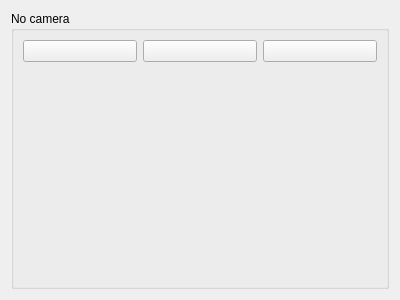
Before: the Qt Designer form CameraPagelet.ui in congchenutd/WatchDog, drawn with Qt 5.
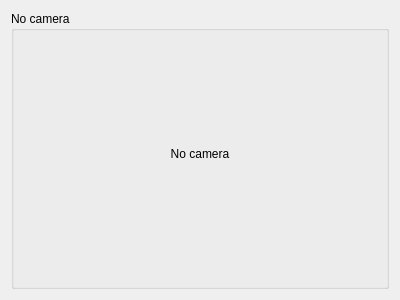
After: the same form once the commit is applied. Icons and pictures are not drawn.

Commit message: + Floating buttons + Save location = camera name + Resize keeping aspect ratio

```diff
--- a/CameraPagelet.ui
+++ b/CameraPagelet.ui
@@ -20,55 +20,33 @@
       <string>No camera</string>
      </property>
      <layout class="QVBoxLayout" name="verticalLayout">
+      <property name="leftMargin">
+       <number>0</number>
+      </property>
+      <property name="topMargin">
+       <number>0</number>
+      </property>
+      <property name="rightMargin">
+       <number>0</number>
+      </property>
+      <property name="bottomMargin">
+       <number>10</number>
+      </property>
       <item>
-       <layout class="QHBoxLayout" name="horizontalLayout">
-        <item>
-         <widget class="QPushButton" name="btConfig">
-          <property name="text">
-           <string/>
-          </property>
-          <property name="icon">
-           <iconset resource="Resources.qrc">
-            <normaloff>:/Images/Config.png</normaloff>:/Images/Config.png</iconset>
-          </property>
-         </widget>
-        </item>
-        <item>
-         <widget class="QPushButton" name="btOn">
-          <property name="icon">
-           <iconset resource="Resources.qrc">
-            <normaloff>:/Images/CameraOn.png</normaloff>:/Images/CameraOn.png</iconset>
-          </property>
-          <property name="checkable">
-           <bool>true</bool>
-          </property>
-         </widget>
-        </item>
-        <item>
-         <widget class="QPushButton" name="btDelete">
-          <property name="text">
-           <string/>
-          </property>
-          <property name="icon">
-           <iconset resource="Resources.qrc">
-            <normaloff>:/Images/Delete.png</normaloff>:/Images/Delete.png</iconset>
-          </property>
-         </widget>
-        </item>
-       </layout>
-      </item>
-      <item>
-       <spacer name="verticalSpacer">
-        <property name="orientation">
-         <enum>Qt::Vertical</enum>
+       <widget class="QLabel" name="label">
+        <property name="sizePolicy">
+         <sizepolicy hsizetype="Ignored" vsizetype="Ignored">
+          <horstretch>0</horstretch>
+          <verstretch>0</verstretch>
+         </sizepolicy>
         </property>
-        <property name="sizeHint" stdset="0">
-         <size>
-          <width>20</width>
-          <height>197</height>
-         </size>
+        <property name="text">
+         <string>No camera</string>
         </property>
-       </spacer>
+        <property name="alignment">
+         <set>Qt::AlignCenter</set>
+        </property>
+       </widget>
       </item>
      </layout>
     </widget>
```
Left out of the diff: 4 changed lines with no effect on the pictures. The commit also changes 10 other files.
